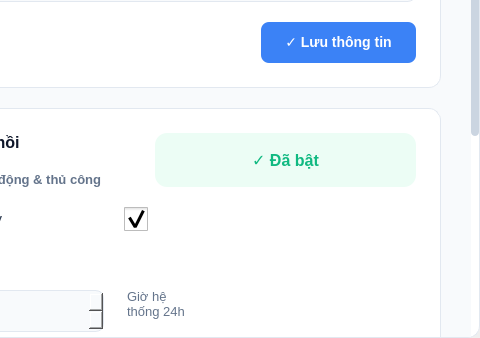
First picture: the form in app/modules/setting/ui/views/setting_widget.ui, repository minhtoan3131/stationpos-python-coursework-basic, before the edit; both pictures show x 920 to 1400 and y 462 to 800 of the 1400 by 800 pixel window.
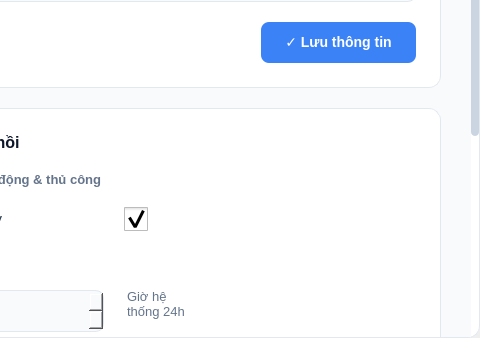
Second picture: the form after the edit.

Commit message: feat(setting): add multi-layer test suite

```diff
--- a/app/modules/setting/ui/views/setting_widget.ui
+++ b/app/modules/setting/ui/views/setting_widget.ui
@@ -674,20 +674,6 @@
                 </item>
                </layout>
               </item>
-              <item>
-               <widget class="QLabel" name="badge_status">
-                <property name="styleSheet">
-                 <string>background-color: #ecfdf5;
-color: #10b981; border-radius: 12px; padding: 6px 14px; font-weight: bold;</string>
-                </property>
-                <property name="text">
-                 <string>✓ Đã bật</string>
-                </property>
-                <property name="alignment">
-                 <set>Qt::AlignCenter</set>
-                </property>
-               </widget>
-              </item>
              </layout>
             </item>
             <item>
```
The commit also changes 16 other files.
